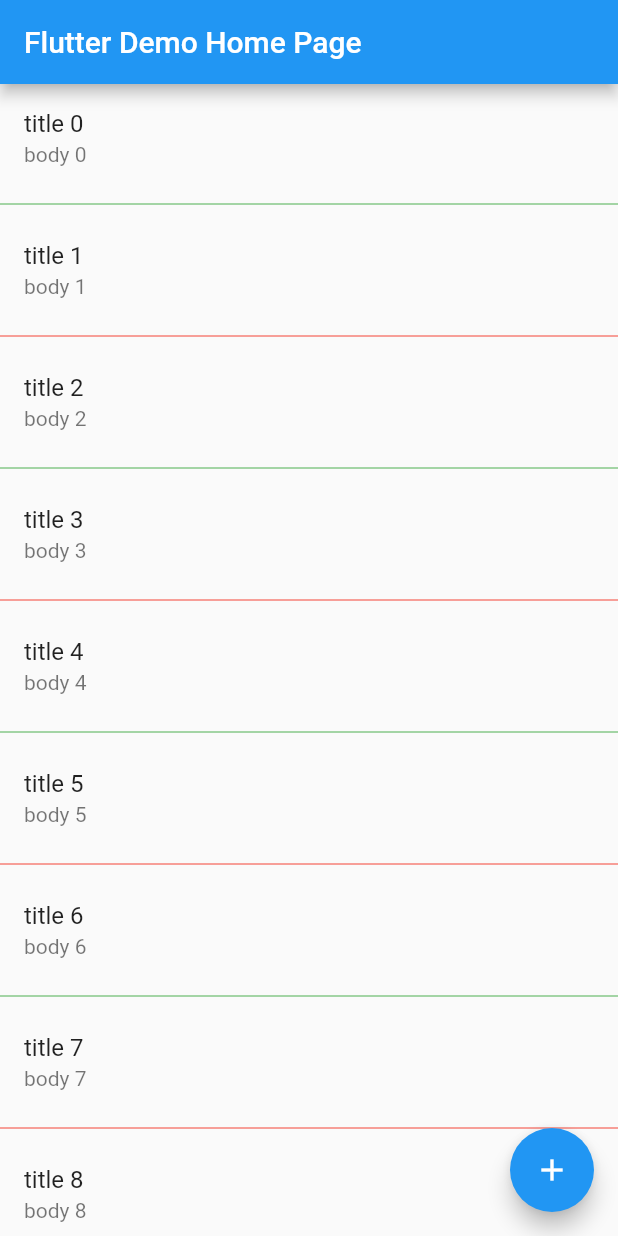
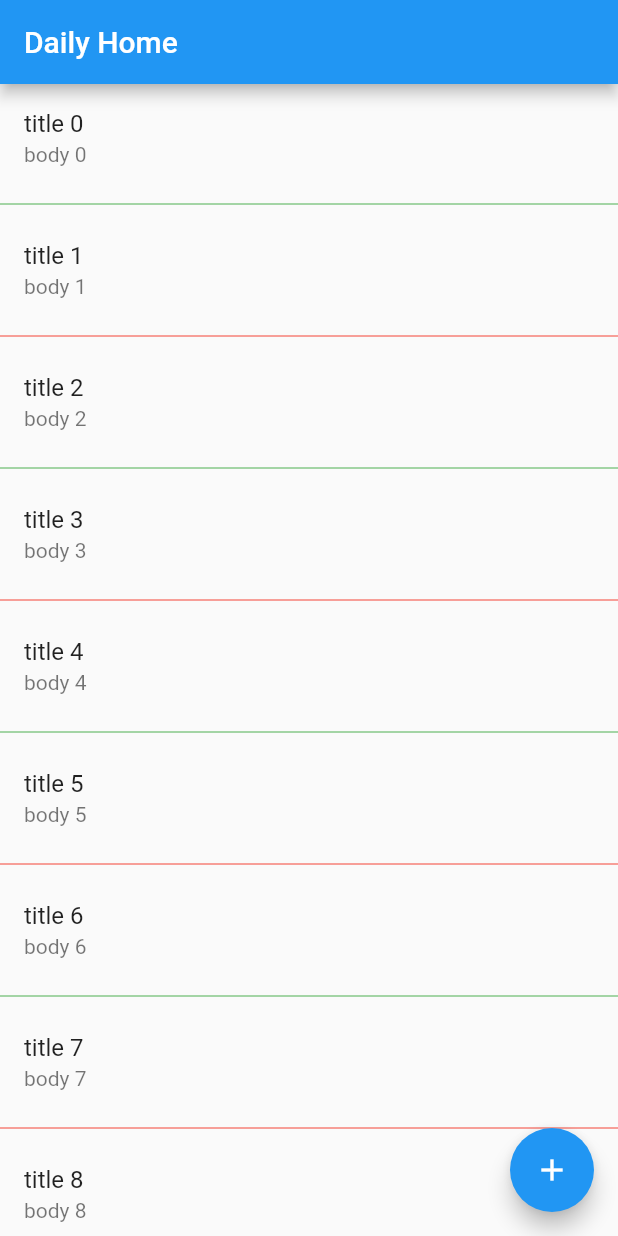
Before and after one commit to ZeroMoment/daily_end, a Flutter app: the screen it shows after launch, on a phone screen of 412 x 824 dp. Run offline on Flutter 3.47's test engine with Material 2 defaults, Android fonts, the phone set to English and light mode, and no system bars.

Commit message:
更改标题

```diff
--- a/lib/main.dart
+++ b/lib/main.dart
@@ -6,12 +6,12 @@ class MyApp extends StatelessWidget {
   @override
   Widget build(BuildContext context) {
     return MaterialApp(
-      title: 'Flutter Demo',
+      title: 'Daily End',
       theme: ThemeData(
 
         primarySwatch: Colors.blue,
       ),
-      home: MyHomePage(title: 'Flutter Demo Home Page'),
+      home: MyHomePage(title: 'Daily Home'),
     );
   }
 }
```
